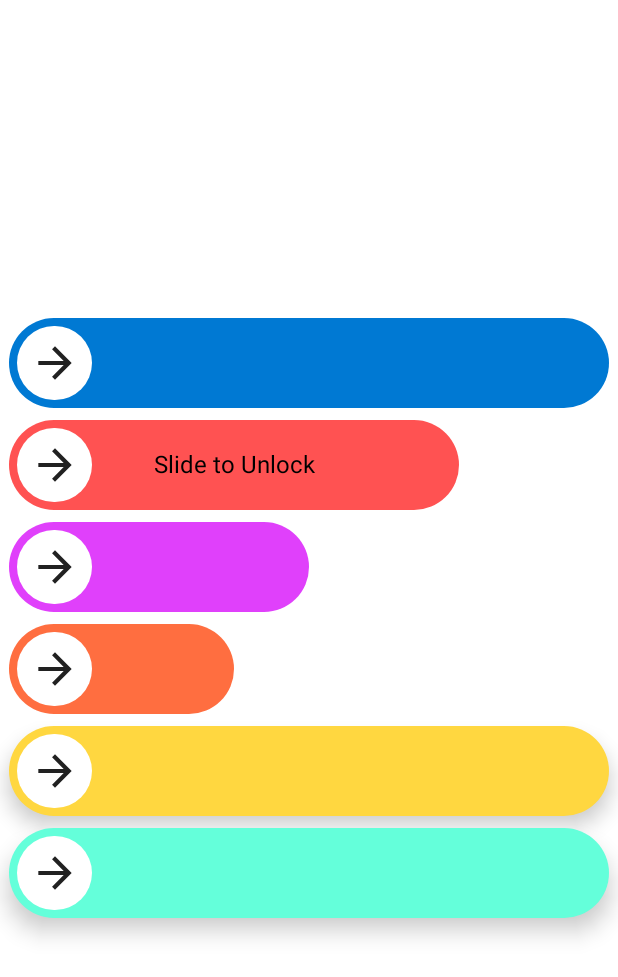
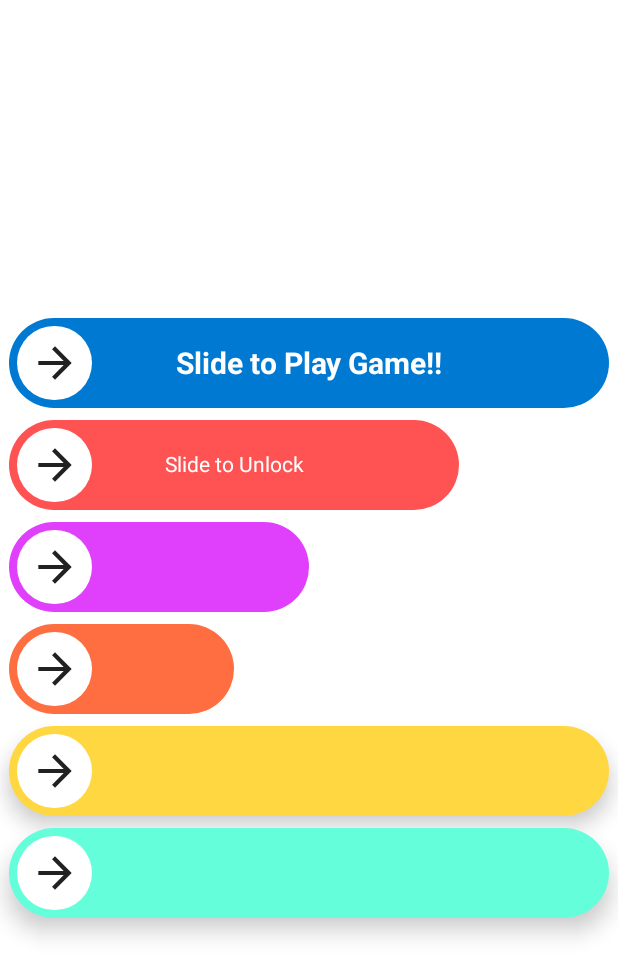
Before and after one commit to Nthily/SlideTodo, an Android app built with Jetpack Compose: the screen it shows after launch (MainActivity), on a phone screen of 412 x 824 dp. Shown: the top 977 px of the screen. Run offline under Robolectric (Android 15) with nearby library versions, the phone set to English and light mode, and no system bars.

Commit message:
Update parameters

```diff
--- a/app/src/main/java/com/github/nthily/slidetodo/MainActivity.kt
+++ b/app/src/main/java/com/github/nthily/slidetodo/MainActivity.kt
@@ -24,9 +24,11 @@ import androidx.compose.ui.graphics.Color
 import androidx.compose.ui.platform.LocalDensity
 import androidx.compose.ui.res.painterResource
 import androidx.compose.ui.text.TextStyle
+import androidx.compose.ui.text.font.FontWeight
 import androidx.compose.ui.tooling.preview.Preview
 import androidx.compose.ui.unit.IntOffset
 import androidx.compose.ui.unit.dp
+import androidx.compose.ui.unit.sp
 import com.github.nthily.slidetodo.ui.theme.SlideTodoTheme
 import kotlin.math.roundToInt
 
@@ -62,7 +64,13 @@ class MainActivity : ComponentActivity() {
                                 )
                             },
                             slideHeight = 60.dp,
-                            slideWidth =  400.dp
+                            slideWidth =  400.dp,
+                            text = "Slide to Play Game!!",
+                            textStyle = TextStyle(
+                                color = Color.White,
+                                fontSize = 20.sp,
+                                fontWeight = FontWeight.W700
+                            )
                         )
                         SlideTodo(
                             slideColor = Color(0xFFFF5252),
@@ -83,7 +91,10 @@ class MainActivity : ComponentActivity() {
                             },
                             slideHeight = 60.dp,
                             slideWidth = 300.dp,
-                            text = "Slide to Unlock"
+                            text = "Slide to Unlock",
+                            textStyle = TextStyle(
+                                color = Color.White
+                            )
                         )
                         SlideTodo(
                             slideColor = Color(0xFFE040FB),
--- a/slidetodo/src/main/java/com/github/nthily/slidetodo/SlideTodo.kt
+++ b/slidetodo/src/main/java/com/github/nthily/slidetodo/SlideTodo.kt
@@ -87,18 +87,13 @@ fun SlideTodo(
                 modifier = Modifier.fillMaxSize(),
                 contentAlignment = Alignment.Center
             ){
-                CompositionLocalProvider(
-                    LocalContentAlpha provides textAlpha,
-                ) {
-                    text?.let { it ->
-                        textStyle?.let{
-                            Text(
-                                text = text,
-                                style = it
-                            )
-                        }
-                        Text(it)
-                    }
+                text?.let { it ->
+                    if(textStyle != null){
+                        Text(
+                            text = it,
+                            style = textStyle.copy(color = textStyle.color.copy(alpha = textAlpha))
+                        )
+                    } else Text(it)
                 }
             }
             Box(
```
Also changed, not shown: 1 other file.
